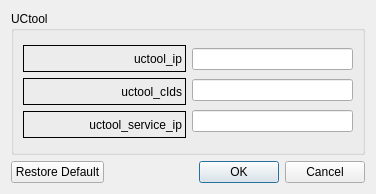
moniss23/junit4, file LTEsimGeneratorGUI/Ui/DataForms/uctoolform.ui: the form before one commit.
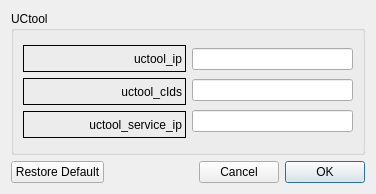
The form after the commit.

Commit message: I missed 2 windows in prev. commit about Gui cosmetic changes

```diff
--- a/LTEsimGeneratorGUI/Ui/DataForms/uctoolform.ui
+++ b/LTEsimGeneratorGUI/Ui/DataForms/uctoolform.ui
@@ -150,8 +150,24 @@
        </property>
       </widget>
      </item>
+     <item>
+      <spacer name="horizontalSpacer">
+       <property name="orientation">
+        <enum>Qt::Horizontal</enum>
+       </property>
+       <property name="sizeHint" stdset="0">
+        <size>
+         <width>40</width>
+         <height>20</height>
+        </size>
+       </property>
+      </spacer>
+     </item>
      <item>
       <widget class="QDialogButtonBox" name="buttonBox">
+       <property name="layoutDirection">
+        <enum>Qt::RightToLeft</enum>
+       </property>
        <property name="standardButtons">
         <set>QDialogButtonBox::Cancel|QDialogButtonBox::Ok</set>
        </property>
```
The commit also changes 2 other files.
